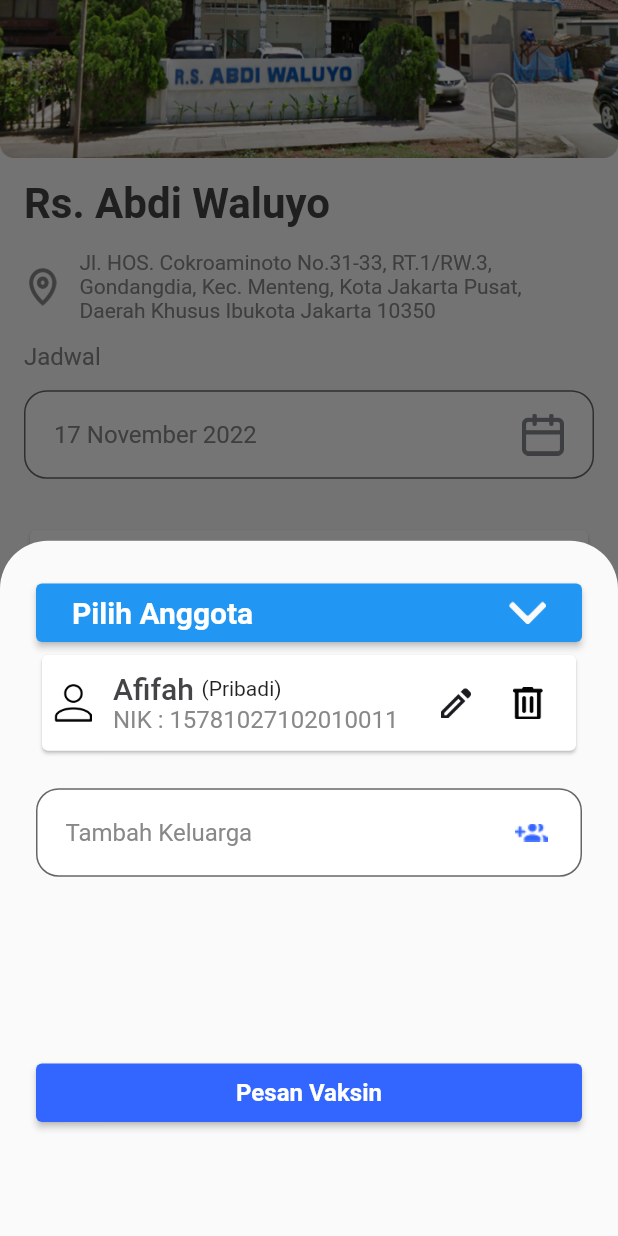
After one commit to capstone-vaccine-book-17/VaccineBooking-MB, a Flutter app: the FaskesPage screen opened directly, scrolled down 118 dp, after a tap on "Pilih Anggota", on a phone screen of 412 x 824 dp. The commit adds this screen. Run offline on Flutter 3.47's test engine with Material 2 defaults, Android fonts, the phone set to English and light mode, and no system bars.

Commit message:
Slicing UI Faskes

```diff
--- /dev/null
+++ b/lib/features/vaccine/faskes.dart
@@ -0,0 +1,524 @@
+import 'package:flutter/material.dart';
+import 'package:w_vaccine/styles/custom_color.dart';
+
+class FaskesPage extends StatelessWidget {
+  const FaskesPage({super.key});
+
+  @override
+  Widget build(BuildContext context) {
+    return Scaffold(
+      body: SafeArea(
+        child: SingleChildScrollView(
+          child: Column(
+            crossAxisAlignment: CrossAxisAlignment.stretch,
+            children: [
+              Image.asset(
+                "assets/vaccine/detail_faskes2.png",
+                width: double.infinity,
+              ),
+              const SizedBox(height: 14),
+              Padding(
+                padding: const EdgeInsets.only(left: 16, right: 16),
+                child: Column(
+                  crossAxisAlignment: CrossAxisAlignment.start,
+                  children: [
+                    const Text(
+                      "Rs. Abdi Waluyo",
+                      style: TextStyle(
+                        color: blackColor,
+                        fontSize: 28,
+                        fontWeight: FontWeight.w600,
+                      ),
+                    ),
+                    const SizedBox(height: 15),
+                    Row(
+                      children: [
+                        Image.asset(
+                          "assets/vaccine/ic_loc.png",
+                          width: 25,
+                          height: 25,
+                        ),
+                        const SizedBox(width: 12),
+                        const Text(
+                          "Jl. HOS. Cokroaminoto No.31-33, RT.1/RW.3, \nGondangdia, Kec. Menteng, Kota Jakarta Pusat, \nDaerah Khusus Ibukota Jakarta 10350",
+                          style: TextStyle(
+                            fontSize: 14,
+                            color: greyColor,
+                            fontWeight: FontWeight.w400,
+                          ),
+                        ),
+                      ],
+                    ),
+                    const SizedBox(height: 13),
+                    const Text(
+                      "Jadwal",
+                      style: TextStyle(
+                        fontSize: 16,
+                        color: greyColor,
+                        fontWeight: FontWeight.w400,
+                      ),
+                    ),
+                    const SizedBox(height: 13),
+                    Container(
+                      width: double.infinity,
+                      child: const TextField(
+                        keyboardType: TextInputType.text,
+                        decoration: InputDecoration(
+                          hintText: "\t\t17 November 2022",
+                          suffixIcon: Padding(
+                            padding: EdgeInsets.only(right: 20),
+                            child: Image(
+                              width: 3,
+                              height: 3,
+                              image: AssetImage(
+                                "assets/vaccine/ic_date.png",
+                              ),
+                            ),
+                          ),
+                          filled: true,
+                          fillColor: Colors.white,
+                          hintStyle: TextStyle(
+                            fontSize: 16,
+                            color: Color(0xff888888),
+                          ),
+                          border: OutlineInputBorder(
+                            borderRadius: BorderRadius.all(
+                              Radius.circular(15),
+                            ),
+                          ),
+                        ),
+                      ),
+                    ),
+                    const SizedBox(height: 30),
+                    Card(
+                      child: Padding(
+                        padding: const EdgeInsets.all(8.0),
+                        child: Column(
+                          children: [
+                            Row(
+                              mainAxisAlignment: MainAxisAlignment.spaceBetween,
+                              children: [
+                                Row(
+                                  children: [
+                                    Image.asset(
+                                      "assets/vaccine/ic_suntik.png",
+                                      width: 20,
+                                    ),
+                                    const SizedBox(width: 10),
+                                    const Text(
+                                      "Dosis Pertama",
+                                      style: TextStyle(
+                                        color: blackColor,
+                                        fontSize: 20,
+                                        fontWeight: FontWeight.w600,
+                                      ),
+                                    ),
+                                  ],
+                                ),
+                                const Text(
+                                  "Corona Vac",
+                                  style: TextStyle(
+                                    color: blackColor,
+                                    fontSize: 20,
+                                    fontWeight: FontWeight.w600,
+                                  ),
+                                )
+                              ],
+                            ),
+                            const SizedBox(height: 15),
+                            Row(
+                              children: [
+                                Image.asset(
+                                  "assets/vaccine/ic_jam.png",
+                                  width: 20,
+                                ),
+                                const SizedBox(width: 10),
+                                const Text(
+                                  "08:00 - 10:00",
+                                  style: TextStyle(
+                                    color: blackColor,
+                                    fontSize: 16,
+                                    fontWeight: FontWeight.w500,
+                                  ),
+                                ),
+                              ],
+                            ),
+                            const SizedBox(height: 15),
+                            Row(
+                              children: [
+                                Image.asset(
+                                  "assets/vaccine/ic_kuota.png",
+                                  width: 20,
+                                  height: 20,
+                                ),
+                                const SizedBox(width: 12),
+                                const Text(
+                                  "1.2 km dari rumah",
+                                  style: TextStyle(
+                                    color: greyColor,
+                                    fontSize: 14,
+                                    fontWeight: FontWeight.w400,
+                                  ),
+                                ),
+                              ],
+                            ),
+                            const SizedBox(height: 15),
+                            Row(
+                              mainAxisAlignment: MainAxisAlignment.spaceBetween,
+                              children: [
+                                const Text(
+                                  "Tersisa 70",
+                                  style: TextStyle(
+                                    color: redColor,
+                                    fontSize: 16,
+                                    fontWeight: FontWeight.w500,
+                                  ),
+                                ),
+                                ElevatedButton(
+                                  style: ElevatedButton.styleFrom(
+                                    primary: Color(0xff3366FF),
+                                    padding: const EdgeInsets.symmetric(
+                                        horizontal: 15, vertical: 10),
+                                    textStyle: const TextStyle(
+                                        fontSize: 16,
+                                        fontWeight: FontWeight.w500),
+                                  ),
+                                  onPressed: () {},
+                                  child: const Text(
+                                    "Pilih",
+                                    style: TextStyle(
+                                      color: Color(0xffffffff),
+                                      fontSize: 16,
+                                    ),
+                                  ),
+                                ),
+                              ],
+                            ),
+                          ],
+                        ),
+                      ),
+                    ),
+                    const SizedBox(height: 15),
+                    Card(
+                      child: Padding(
+                        padding: const EdgeInsets.all(8.0),
+                        child: Column(
+                          children: [
+                            Row(
+                              mainAxisAlignment: MainAxisAlignment.spaceBetween,
+                              children: [
+                                Row(
+                                  children: [
+                                    Image.asset(
+                                      "assets/vaccine/ic_suntik.png",
+                                      width: 20,
+                                    ),
+                                    const SizedBox(width: 10),
+                                    const Text(
+                                      "Dosis Kedua",
+                                      style: TextStyle(
+                                        color: blackColor,
+                                        fontSize: 20,
+                                        fontWeight: FontWeight.w600,
+                                      ),
+                                    ),
+                                  ],
+                                ),
+                                const Text(
+                                  "AstraZaneca",
+                                  style: TextStyle(
+                                    color: blackColor,
+                                    fontSize: 20,
+                                    fontWeight: FontWeight.w600,
+                                  ),
+                                )
+                              ],
+                            ),
+                            const SizedBox(height: 15),
+                            Row(
+                              children: [
+                                Image.asset(
+                                  "assets/vaccine/ic_jam.png",
+                                  width: 20,
+                                ),
+                                const SizedBox(width: 10),
+                                const Text(
+                                  "08:00 - 10:00",
+                                  style: TextStyle(
+                                    color: blackColor,
+                                    fontSize: 16,
+                                    fontWeight: FontWeight.w500,
+                                  ),
+                                ),
+                              ],
+                            ),
+                            const SizedBox(height: 15),
+                            Row(
+                              children: [
+                                Image.asset(
+                                  "assets/vaccine/ic_kuota.png",
+                                  width: 20,
+                                  height: 20,
+                                ),
+                                const SizedBox(width: 12),
+                                const Text(
+                                  "1.2 km dari rumah",
+                                  style: TextStyle(
+                                    color: greyColor,
+                                    fontSize: 14,
+                                    fontWeight: FontWeight.w400,
+                                  ),
+                                ),
+                              ],
+                            ),
+                            const SizedBox(height: 15),
+                            Row(
+                              mainAxisAlignment: MainAxisAlignment.spaceBetween,
+                              children: [
+                                const Text(
+                                  "Tersisa 70",
+                                  style: TextStyle(
+                                    color: redColor,
+                                    fontSize: 16,
+                                    fontWeight: FontWeight.w500,
+                                  ),
+                                ),
+                                ElevatedButton(
+                                  style: ElevatedButton.styleFrom(
+                                    primary: Color(0xff3366FF),
+                                    padding: const EdgeInsets.symmetric(
+                                        horizontal: 15, vertical: 10),
+                                    textStyle: const TextStyle(
+                                        fontSize: 16,
+                                        fontWeight: FontWeight.w500),
+                                  ),
+                                  onPressed: () {},
+                                  child: const Text(
+                                    "Pilih",
+                                    style: TextStyle(
+                                      color: Color(0xffffffff),
+                                      fontSize: 16,
+                                    ),
+                                  ),
+                                ),
+                              ],
+                            ),
+                          ],
+                        ),
+                      ),
+                    ),
+                  ],
+                ),
+              ),
+              const SizedBox(height: 100)
+            ],
+          ),
+        ),
+      ),
+      floatingActionButton: Container(
+        width: double.infinity,
+        decoration: const BoxDecoration(
+          color: Colors.white,
+          borderRadius: BorderRadius.only(
+            topLeft: Radius.circular(32),
+            topRight: Radius.circular(32),
+          ),
+        ),
+        child: Padding(
+          padding: const EdgeInsets.all(16),
+          child: ElevatedButton(
+            onPressed: () {
+              showModalBottomSheet(
+                context: context,
+                shape: const RoundedRectangleBorder(
+                  borderRadius: BorderRadius.vertical(
+                    top: Radius.circular(32),
+                  ),
+                ),
+                builder: (context) => Padding(
+                  padding: const EdgeInsets.all(8),
+                  child: Padding(
+                    padding: const EdgeInsets.all(16),
+                    child: Container(
+                      child: Column(
+                        children: [
+                          ElevatedButton(
+                            onPressed: () {
+                              Navigator.pop(context);
+                            },
+                            child: Padding(
+                              padding: const EdgeInsets.all(8),
+                              child: Row(
+                                mainAxisAlignment:
+                                    MainAxisAlignment.spaceBetween,
+                                children: [
+                                  const Text(
+                                    "Pilih Anggota",
+                                    style: TextStyle(
+                                      color: Colors.white,
+                                      fontSize: 20,
+                                      fontWeight: FontWeight.w600,
+                                    ),
+                                  ),
+                                  Image.asset(
+                                    "assets/vaccine/ic_down.png",
+                                    width: 25,
+                                  )
+                                ],
+                              ),
+                            ),
+                          ),
+                          Card(
+                            child: Padding(
+                              padding: const EdgeInsets.all(8.0),
+                              child: Row(
+                                mainAxisAlignment:
+                                    MainAxisAlignment.spaceBetween,
+                                children: [
+                                  Image.asset(
+                                    "assets/vaccine/ic_person.png",
+                                    width: 25,
+                                  ),
+                                  Column(
+                                    crossAxisAlignment:
+                                        CrossAxisAlignment.start,
+                                    children: [
+                                      Row(
+                                        children: const [
+                                          Text(
+                                            "Afifah",
+                                            style: TextStyle(
+                                              color: blackColor,
+                                              fontSize: 20,
+                                              fontWeight: FontWeight.w500,
+                                            ),
+                                          ),
+                                          SizedBox(width: 5),
+                                          Text(
+                                            "(Pribadi)",
+                                            style: TextStyle(
+                                              fontSize: 14,
+                                              fontWeight: FontWeight.w400,
+                                            ),
+                                          ),
+                                        ],
+                                      ),
+                                      const Text(
+                                        "NIK : 15781027102010011",
+                                        style: TextStyle(
+                                          fontSize: 16,
+                                          color: greyColor,
+                                          fontWeight: FontWeight.w400,
+                                        ),
+                                      ),
+                                    ],
+                                  ),
+                                  Row(
+                                    children: [
+                                      IconButton(
+                                        onPressed: () {},
+                                        icon: Image.asset(
+                                          "assets/vaccine/ic_edit.png",
+                                          width: 20,
+                                        ),
+                                      ),
+                                      IconButton(
+                                        onPressed: () {},
+                                        icon: Image.asset(
+                                          "assets/vaccine/ic_delete.png",
+                                          width: 20,
+                                        ),
+                                      ),
+                                    ],
+                                  )
+                                ],
+                              ),
+                            ),
+                          ),
+                          const SizedBox(height: 21),
+                          Container(
+                            width: double.infinity,
+                            child: const TextField(
+                              keyboardType: TextInputType.text,
+                              decoration: InputDecoration(
+                                hintText: "\t\tTambah Keluarga",
+                                suffixIcon: Padding(
+                                  padding: EdgeInsets.only(right: 20),
+                                  child: Image(
+                                    width: 20,
+                                    height: 20,
+                                    image: AssetImage(
+                                      "assets/vaccine/ic_add_person.png",
+                                    ),
+                                  ),
+                                ),
+                                filled: true,
+                                fillColor: Colors.white,
+                                hintStyle: TextStyle(
+                                  fontSize: 16,
+                                  color: Color(0xff888888),
+                                ),
+                                border: OutlineInputBorder(
+                                  borderRadius: BorderRadius.all(
+                                    Radius.circular(15),
+                                  ),
+                                ),
+                              ),
+                            ),
+                          ),
+                          const SizedBox(height: 120),
+                          Container(
+                            width: double.infinity,
+                            child: ElevatedButton(
+                              style: ElevatedButton.styleFrom(
+                                primary: Color(0xff3366FF),
+                                padding: const EdgeInsets.symmetric(
+                                    horizontal: 15, vertical: 10),
+                                textStyle: const TextStyle(
+                                    fontSize: 16, fontWeight: FontWeight.w500),
+                              ),
+                              onPressed: () {},
+                              child: const Text(
+                                "Pesan Vaksin",
+                                style: TextStyle(
+                                  color: Color(0xffffffff),
+                                  fontSize: 16,
+                                  fontWeight: FontWeight.w600,
+                                ),
+                              ),
+                            ),
+                          ),
+                        ],
+                      ),
+                    ),
+                  ),
+                ),
+              );
+            },
+            child: Padding(
+              padding: const EdgeInsets.all(8.0),
+              child: Row(
+                mainAxisAlignment: MainAxisAlignment.spaceBetween,
+                children: [
+                  const Text(
+                    "Pilih Anggota",
+                    style: TextStyle(
+                      color: Colors.white,
+                      fontSize: 20,
+                      fontWeight: FontWeight.w600,
+                    ),
+                  ),
+                  Image.asset(
+                    "assets/vaccine/ic_up.png",
+                    width: 25,
+                  )
+                ],
+              ),
+            ),
+          ),
+        ),
+      ),
+      floatingActionButtonLocation: FloatingActionButtonLocation.centerDocked,
+    );
+  }
+}
--- a/lib/features/vaccine/index_vaccine.dart
+++ b/lib/features/vaccine/index_vaccine.dart
@@ -1,4 +1,5 @@
 import 'package:flutter/material.dart';
+import 'package:w_vaccine/features/vaccine/faskes.dart';
 import 'package:w_vaccine/styles/custom_color.dart';
 
 class IndexVaccine extends StatelessWidget {
@@ -30,7 +31,7 @@ class IndexVaccine extends StatelessWidget {
                     decoration: InputDecoration(
                       hintText: "\t\tCari Lokasi Faskes",
                       suffixIcon: Padding(
-                        padding: EdgeInsets.all(8.0),
+                        padding: EdgeInsets.only(right: 20),
                         child: Image(
                           width: 3,
                           height: 3,
@@ -103,7 +104,19 @@ class IndexVaccine extends StatelessWidget {
               ),
             ),
             const SizedBox(height: 8),
-            Card(
+            SingleChildScrollView(
+              child: Column(
+                children: [
+                  InkWell(
+                    onTap: () {
+                      Navigator.push(
+                        context,
+                        MaterialPageRoute(
+                          builder: (context) => const FaskesPage(),
+                        ),
+                      );
+                    },
+                    child: Card(
                       child: Padding(
                         padding: const EdgeInsets.all(8.0),
                         child: Column(
@@ -183,8 +196,10 @@ class IndexVaccine extends StatelessWidget {
                         ),
                       ),
                     ),
+                  ),
                   const SizedBox(height: 16),
-            Card(
+                  InkWell(
+                    child: Card(
                       child: Padding(
                         padding: const EdgeInsets.all(8.0),
                         child: Column(
@@ -264,6 +279,10 @@ class IndexVaccine extends StatelessWidget {
                         ),
                       ),
                     ),
+                  ),
+                ],
+              ),
+            ),
           ],
         ),
       ),
--- a/lib/styles/custom_color.dart
+++ b/lib/styles/custom_color.dart
@@ -4,3 +4,4 @@ const Color greyColor = Color(0xff888888);
 const Color blackColor = Color(0xff434446);
 const Color deepBlackColor = Color(0xff050505);
 const Color greenColor = Color(0xff1CBF57);
+const Color redColor = Color(0xffFF4542);
```
Also changed, not shown: assets/vaccine/detail_faskes2.png (added), assets/vaccine/ic_add_person.png (added), assets/vaccine/ic_date.png (added), assets/vaccine/ic_delete.png (added), assets/vaccine/ic_down.png (added), assets/vaccine/ic_edit.png (added), assets/vaccine/ic_jam.png (added), assets/vaccine/ic_kuota.png (added), assets/vaccine/ic_person.png (added), assets/vaccine/ic_suntik.png (added), assets/vaccine/ic_up.png (added). Lines whose indentation alone changed are shown as unchanged.
